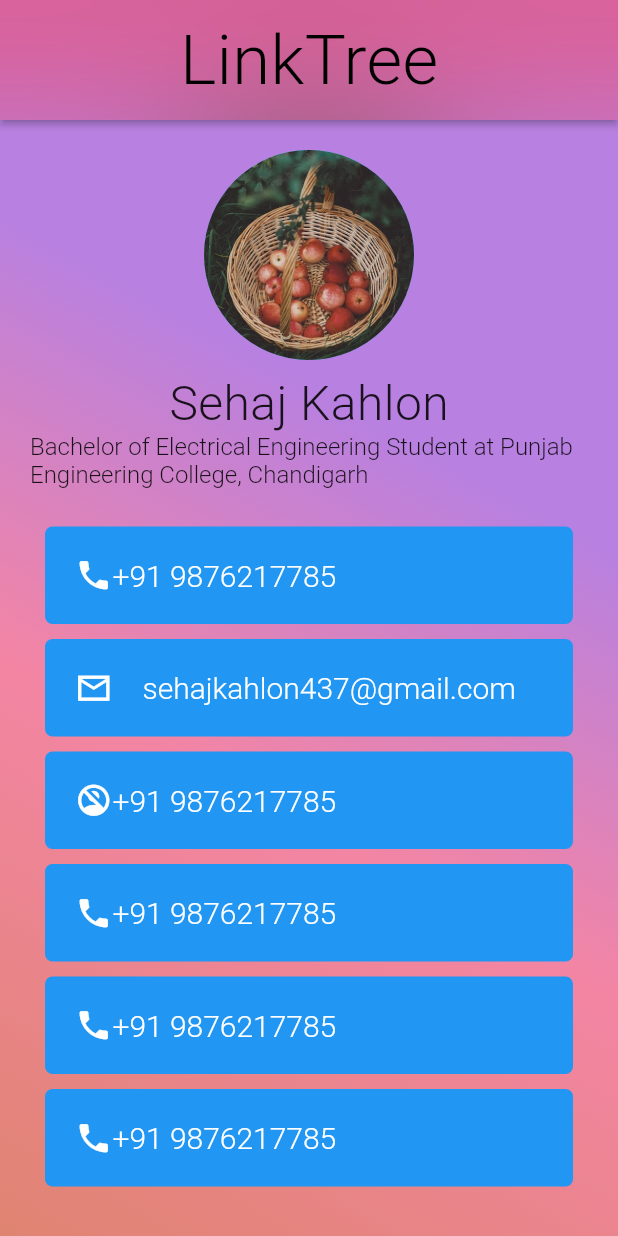
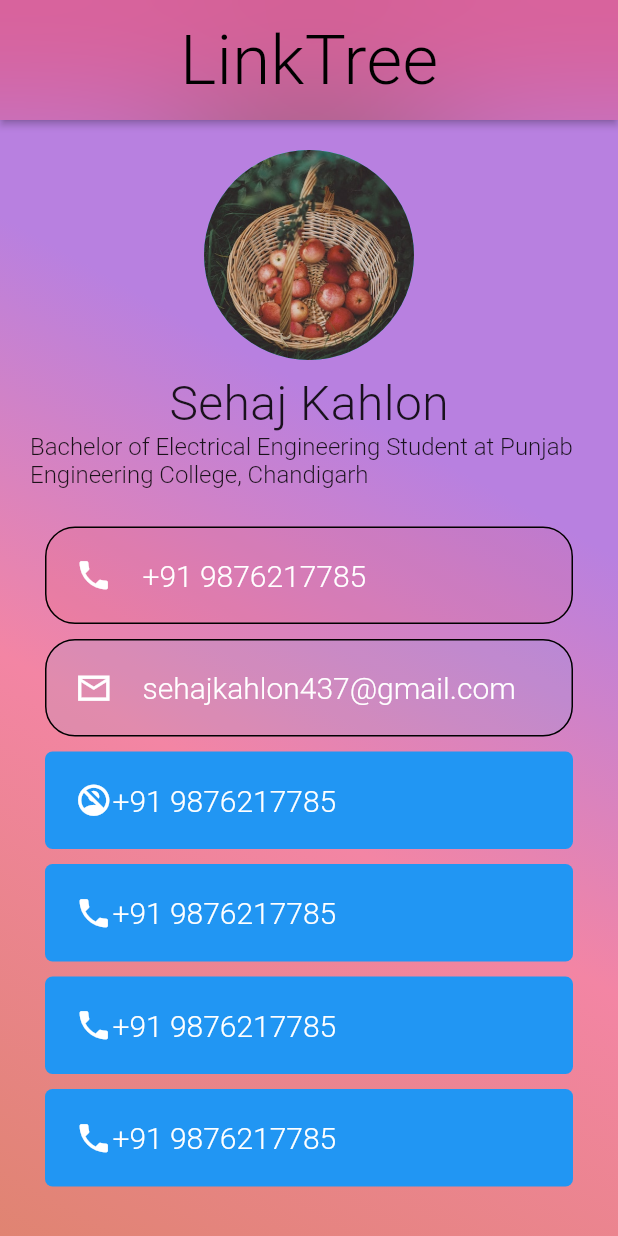
Before and after one commit to Sehaj-kahlon/Intro-App, a Flutter app: the screen it shows after launch, on a phone screen of 412 x 824 dp. Run offline on Flutter 3.47's test engine with Material 2 defaults, Android fonts, the phone set to English and light mode, and no system bars; Roboto replaces fonts that are missing (Roboto-Black).

Commit message:
transparent buttons

```diff
--- a/lib/Options/Options.dart
+++ b/lib/Options/Options.dart
@@ -4,6 +4,14 @@ import '../responsive.dart';
 
 class options extends StatelessWidget {
   const options({super.key});
+  // _launchURLBrowser() async {
+  //   const url = 'https://en.wikipedia.org/wiki/Body_mass_index';
+  //   if (await launch(url)) {
+  //     await canLaunch(url);
+  //   } else {
+  //     throw 'Could not launch $url';
+  //   }
+  // }
 
   @override
   Widget build(BuildContext context) {
@@ -12,16 +20,15 @@ class options extends StatelessWidget {
     return Container(
         width: Responsive.isSmallScreen(context) ? width : width / 2,
         height: 450,
-
         child: SingleChildScrollView(
           scrollDirection: Axis.vertical,
           padding: const EdgeInsets.only(top: 10, left: 10, right: 10),
           child:
               Column(crossAxisAlignment: CrossAxisAlignment.center, children: [
             Flexible(child: Container(), flex: 0),
-
             ElevatedButton(
               onPressed: () async {},
+              // onPressed: _launchURLBrowser,
               child: Align(
                 alignment: Alignment.topCenter,
                 child: Row(
@@ -32,16 +39,19 @@ class options extends StatelessWidget {
                       Icons.phone,
                       size: 25,
                     ),
+                    SizedBox(
+                      width: 20,
+                    ),
                     Text('+91 9876217785', style: TextStyle(fontSize: 20)),
                   ],
                 ),
               ),
               style: ElevatedButton.styleFrom(
                 shape: RoundedRectangleBorder(
-                  borderRadius: BorderRadius.circular(5),
-                ),
+                    borderRadius: BorderRadius.circular(20),
+                    side: BorderSide(width: 1)),
                 elevation: 0.0,
-                // backgroundColor: Colors.blue,
+                backgroundColor: Colors.red.withOpacity(0.1),
                 padding:
                     EdgeInsets.only(top: 20, left: 20, right: 10, bottom: 20),
               ),
@@ -69,10 +79,10 @@ class options extends StatelessWidget {
               ),
               style: ElevatedButton.styleFrom(
                 shape: RoundedRectangleBorder(
-                  borderRadius: BorderRadius.circular(5),
-                ),
+                    borderRadius: BorderRadius.circular(20),
+                    side: BorderSide(width: 1)),
                 elevation: 0.0,
-                // backgroundColor: Colors.blue,
+                backgroundColor: Colors.lightBlueAccent.withOpacity(0.1),
                 padding:
                     EdgeInsets.only(top: 20, left: 20, right: 10, bottom: 20),
               ),
@@ -99,7 +109,6 @@ class options extends StatelessWidget {
                   borderRadius: BorderRadius.circular(5),
                 ),
                 elevation: 0.0,
-                // backgroundColor: Colors.blue,
                 padding:
                     EdgeInsets.only(top: 20, left: 20, right: 10, bottom: 20),
               ),
@@ -126,7 +135,6 @@ class options extends StatelessWidget {
                   borderRadius: BorderRadius.circular(5),
                 ),
                 elevation: 0.0,
-                // backgroundColor: Colors.blue,
                 padding:
                     EdgeInsets.only(top: 20, left: 20, right: 10, bottom: 20),
               ),
@@ -153,7 +161,6 @@ class options extends StatelessWidget {
                   borderRadius: BorderRadius.circular(5),
                 ),
                 elevation: 0.0,
-                // backgroundColor: Colors.blue,
                 padding:
                     EdgeInsets.only(top: 20, left: 20, right: 10, bottom: 20),
               ),
@@ -180,7 +187,6 @@ class options extends StatelessWidget {
                   borderRadius: BorderRadius.circular(5),
                 ),
                 elevation: 0.0,
-                // backgroundColor: Colors.blue,
                 padding:
                     EdgeInsets.only(top: 20, left: 20, right: 10, bottom: 20),
               ),
```
